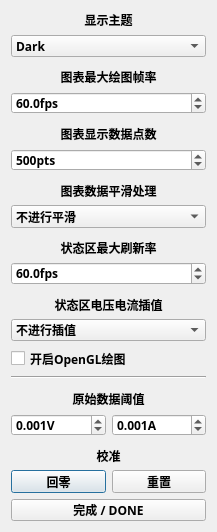
The window that gui_source/mdp_gui_template/graphics.ui (ElluIFX/DP100-PyQt5-GUI) describes before a commit, drawn with Qt 5.
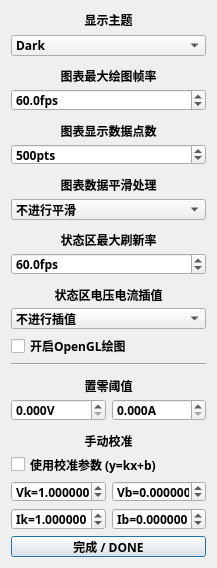
The same window after the commit.

Diff of the .ui file:
```diff
--- a/gui_source/mdp_gui_template/graphics.ui
+++ b/gui_source/mdp_gui_template/graphics.ui
@@ -13,7 +13,7 @@
     <x>0</x>
     <y>0</y>
     <width>217</width>
-    <height>532</height>
+    <height>568</height>
    </rect>
   </property>
   <property name="sizePolicy">
@@ -79,7 +79,7 @@
     <widget class="QComboBox" name="comboTheme">
      <property name="font">
       <font>
-       <family>等距更纱黑体 SC Semibold</family>
+       <family>Sarasa Fixed SC Semibold</family>
        <bold>true</bold>
       </font>
      </property>
@@ -125,7 +125,7 @@
      </property>
      <property name="font">
       <font>
-       <family>等距更纱黑体 SC Semibold</family>
+       <family>Sarasa Fixed SC Semibold</family>
        <bold>true</bold>
       </font>
      </property>
@@ -144,7 +144,7 @@
     <widget class="QDoubleSpinBox" name="spinMaxFps">
      <property name="font">
       <font>
-       <family>等距更纱黑体 SC Semibold</family>
+       <family>Sarasa Fixed SC Semibold</family>
        <bold>true</bold>
       </font>
      </property>
@@ -187,7 +187,7 @@
      </property>
      <property name="font">
       <font>
-       <family>等距更纱黑体 SC Semibold</family>
+       <family>Sarasa Fixed SC Semibold</family>
        <bold>true</bold>
       </font>
      </property>
@@ -206,7 +206,7 @@
     <widget class="QSpinBox" name="spinDataLength">
      <property name="font">
       <font>
-       <family>等距更纱黑体 SC Semibold</family>
+       <family>Sarasa Fixed SC Semibold</family>
        <bold>true</bold>
       </font>
      </property>
@@ -249,7 +249,7 @@
      </property>
      <property name="font">
       <font>
-       <family>等距更纱黑体 SC Semibold</family>
+       <family>Sarasa Fixed SC Semibold</family>
        <bold>true</bold>
       </font>
      </property>
@@ -268,7 +268,7 @@
     <widget class="QComboBox" name="comboAvgMode">
      <property name="font">
       <font>
-       <family>等距更纱黑体 SC Semibold</family>
+       <family>Sarasa Fixed SC Semibold</family>
        <bold>true</bold>
       </font>
      </property>
@@ -317,7 +317,7 @@
      </property>
      <property name="font">
       <font>
-       <family>等距更纱黑体 SC Semibold</family>
+       <family>Sarasa Fixed SC Semibold</family>
        <bold>true</bold>
       </font>
      </property>
@@ -336,7 +336,7 @@
     <widget class="QDoubleSpinBox" name="spinStateFps">
      <property name="font">
       <font>
-       <family>等距更纱黑体 SC Semibold</family>
+       <family>Sarasa Fixed SC Semibold</family>
        <bold>true</bold>
       </font>
      </property>
@@ -379,7 +379,7 @@
      </property>
      <property name="font">
       <font>
-       <family>等距更纱黑体 SC Semibold</family>
+       <family>Sarasa Fixed SC Semibold</family>
        <bold>true</bold>
       </font>
      </property>
@@ -398,7 +398,7 @@
     <widget class="QComboBox" name="comboInterp">
      <property name="font">
       <font>
-       <family>等距更纱黑体 SC Semibold</family>
+       <family>Sarasa Fixed SC Semibold</family>
        <bold>true</bold>
       </font>
      </property>
@@ -440,7 +440,7 @@
     <widget class="QCheckBox" name="checkBoxOpenGL">
      <property name="font">
       <font>
-       <family>等距更纱黑体 SC Semibold</family>
+       <family>Sarasa Fixed SC Semibold</family>
        <bold>true</bold>
       </font>
      </property>
@@ -472,12 +472,12 @@
      </property>
      <property name="font">
       <font>
-       <family>等距更纱黑体 SC Semibold</family>
+       <family>Sarasa Fixed SC Semibold</family>
        <bold>true</bold>
       </font>
      </property>
      <property name="text">
-      <string>原始数据阈值</string>
+      <string>置零阈值</string>
      </property>
      <property name="alignment">
       <set>Qt::AlignCenter</set>
@@ -496,7 +496,7 @@
       <widget class="QDoubleSpinBox" name="spinStateVThres">
        <property name="font">
         <font>
-         <family>等距更纱黑体 SC Semibold</family>
+         <family>Sarasa Fixed SC Semibold</family>
          <bold>true</bold>
         </font>
        </property>
@@ -519,7 +519,7 @@
         <double>5.000000000000000</double>
        </property>
        <property name="value">
-        <double>0.001000000000000</double>
+        <double>0.000000000000000</double>
        </property>
       </widget>
      </item>
@@ -527,7 +527,7 @@
       <widget class="QDoubleSpinBox" name="spinStateIThres">
        <property name="font">
         <font>
-         <family>等距更纱黑体 SC Semibold</family>
+         <family>Sarasa Fixed SC Semibold</family>
          <bold>true</bold>
         </font>
        </property>
@@ -550,7 +550,7 @@
         <double>5.000000000000000</double>
        </property>
        <property name="value">
-        <double>0.001000000000000</double>
+        <double>0.000000000000000</double>
        </property>
       </widget>
      </item>
@@ -572,12 +572,12 @@
      </property>
      <property name="font">
       <font>
-       <family>等距更纱黑体 SC Semibold</family>
+       <family>Sarasa Fixed SC Semibold</family>
        <bold>true</bold>
       </font>
      </property>
      <property name="text">
-      <string>校准</string>
+      <string>手动校准</string>
      </property>
      <property name="alignment">
       <set>Qt::AlignCenter</set>
@@ -588,33 +588,163 @@
     </widget>
    </item>
    <item>
-    <layout class="QHBoxLayout" name="horizontalLayout">
+    <widget class="QCheckBox" name="checkBoxUseCali">
+     <property name="font">
+      <font>
+       <family>Sarasa Fixed SC Semibold</family>
+       <bold>true</bold>
+      </font>
+     </property>
+     <property name="text">
+      <string>使用校准参数 (y=kx+b)</string>
+     </property>
+    </widget>
+   </item>
+   <item>
+    <layout class="QHBoxLayout" name="horizontalLayout_3">
      <property name="spacing">
       <number>6</number>
      </property>
      <item>
-      <widget class="QPushButton" name="btnTear">
+      <widget class="QDoubleSpinBox" name="spinCaliVk">
        <property name="font">
         <font>
-         <family>等距更纱黑体 SC Semibold</family>
+         <family>Sarasa Fixed SC Semibold</family>
          <bold>true</bold>
         </font>
        </property>
-       <property name="text">
-        <string>回零</string>
+       <property name="alignment">
+        <set>Qt::AlignLeading|Qt::AlignLeft|Qt::AlignVCenter</set>
        </property>
+       <property name="prefix">
+        <string>Vk=</string>
+       </property>
+       <property name="suffix">
+        <string/>
+       </property>
+       <property name="decimals">
+        <number>6</number>
+       </property>
+       <property name="minimum">
+        <double>-100.000000000000000</double>
+       </property>
+       <property name="maximum">
+        <double>100.000000000000000</double>
+       </property>
+       <property name="singleStep">
+        <double>0.001000000000000</double>
+       </property>
+       <property name="value">
+        <double>1.000000000000000</double>
+       </property>
       </widget>
      </item>
      <item>
-      <widget class="QPushButton" name="btnResetTear">
+      <widget class="QDoubleSpinBox" name="spinCaliVb">
        <property name="font">
         <font>
-         <family>等距更纱黑体 SC Semibold</family>
+         <family>Sarasa Fixed SC Semibold</family>
          <bold>true</bold>
         </font>
        </property>
-       <property name="text">
-        <string>重置</string>
+       <property name="alignment">
+        <set>Qt::AlignLeading|Qt::AlignLeft|Qt::AlignVCenter</set>
+       </property>
+       <property name="prefix">
+        <string>Vb=</string>
+       </property>
+       <property name="suffix">
+        <string/>
+       </property>
+       <property name="decimals">
+        <number>6</number>
+       </property>
+       <property name="minimum">
+        <double>-100.000000000000000</double>
+       </property>
+       <property name="maximum">
+        <double>100.000000000000000</double>
+       </property>
+       <property name="singleStep">
+        <double>0.001000000000000</double>
+       </property>
+       <property name="value">
+        <double>0.000000000000000</double>
+       </property>
+      </widget>
+     </item>
+    </layout>
+   </item>
+   <item>
+    <layout class="QHBoxLayout" name="horizontalLayout_4">
+     <property name="spacing">
+      <number>6</number>
+     </property>
+     <item>
+      <widget class="QDoubleSpinBox" name="spinCaliIk">
+       <property name="font">
+        <font>
+         <family>Sarasa Fixed SC Semibold</family>
+         <bold>true</bold>
+        </font>
+       </property>
+       <property name="alignment">
+        <set>Qt::AlignLeading|Qt::AlignLeft|Qt::AlignVCenter</set>
+       </property>
+       <property name="prefix">
+        <string>Ik=</string>
+       </property>
+       <property name="suffix">
+        <string/>
+       </property>
+       <property name="decimals">
+        <number>6</number>
+       </property>
+       <property name="minimum">
+        <double>-100.000000000000000</double>
+       </property>
+       <property name="maximum">
+        <double>100.000000000000000</double>
+       </property>
+       <property name="singleStep">
+        <double>0.001000000000000</double>
+       </property>
+       <property name="value">
+        <double>1.000000000000000</double>
+       </property>
+      </widget>
+     </item>
+     <item>
+      <widget class="QDoubleSpinBox" name="spinCaliIb">
+       <property name="font">
+        <font>
+         <family>Sarasa Fixed SC Semibold</family>
+         <bold>true</bold>
+        </font>
+       </property>
+       <property name="alignment">
+        <set>Qt::AlignLeading|Qt::AlignLeft|Qt::AlignVCenter</set>
+       </property>
+       <property name="prefix">
+        <string>Ib=</string>
+       </property>
+       <property name="suffix">
+        <string/>
+       </property>
+       <property name="decimals">
+        <number>6</number>
+       </property>
+       <property name="minimum">
+        <double>-100.000000000000000</double>
+       </property>
+       <property name="maximum">
+        <double>100.000000000000000</double>
+       </property>
+       <property name="singleStep">
+        <double>0.001000000000000</double>
+       </property>
+       <property name="value">
+        <double>0.000000000000000</double>
        </property>
       </widget>
      </item>
@@ -624,7 +754,7 @@
     <widget class="QPushButton" name="btnClose">
      <property name="font">
       <font>
-       <family>等距更纱黑体 SC Semibold</family>
+       <family>Sarasa Fixed SC Semibold</family>
        <bold>true</bold>
       </font>
      </property>
```
Left out of the diff: 6 changed lines with no effect on the pictures.
